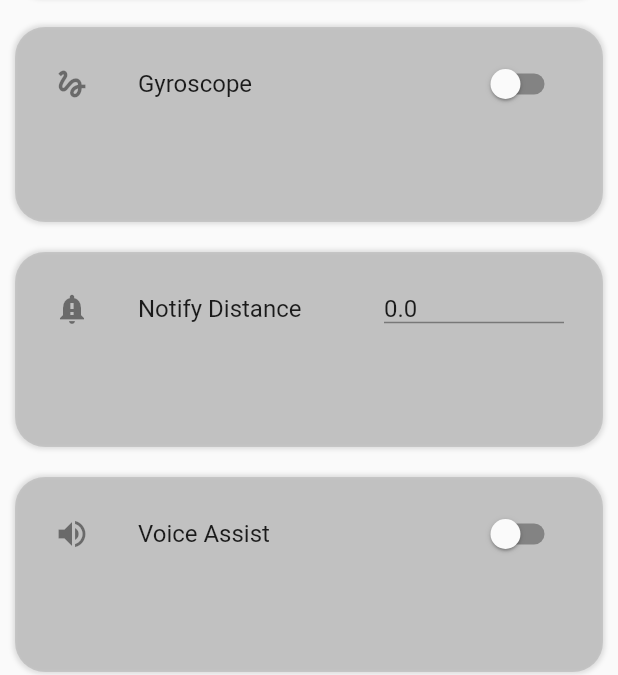
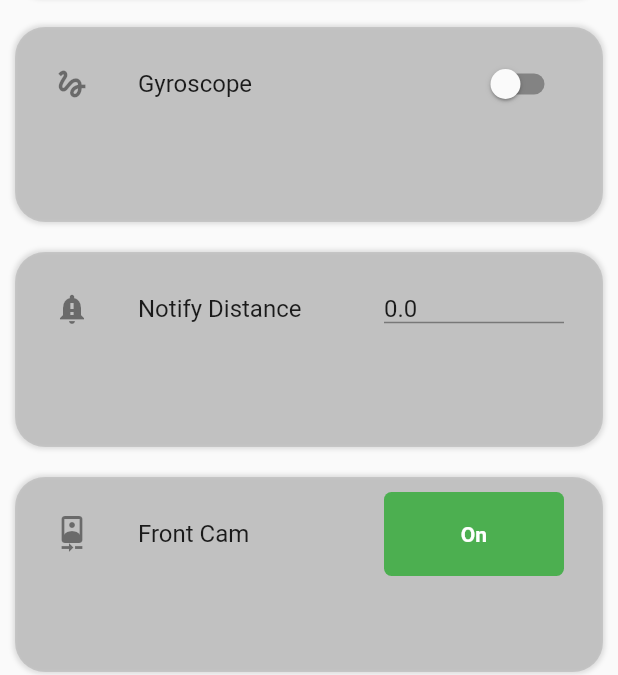
Before and after one commit to eslamKhalaf990/On-The-road, a Flutter app: the SettingsView screen opened directly, on a phone screen of 412 x 824 dp, the part 561-1236 px from its top. Run offline on Flutter 3.47's test engine with Material 2 defaults, Android fonts, the phone set to English and light mode, and no system bars; our stand-ins replace audioplayers, camera, firebase_core, firebase_messaging, flutter_secure_storage, flutter_spinkit and 8 more; missing offline and left inert: dart:ffi, flutter_polyline_points, flutter_pytorch, statistics; accounts and stored records are empty.

Commit message:
front cam

```diff
--- a/lib/ai_models/detection_model/ui/front_camera_view.dart
+++ b/lib/ai_models/detection_model/ui/front_camera_view.dart
@@ -6,6 +6,8 @@ import 'package:flutter_pytorch/flutter_pytorch.dart';
 import 'package:on_the_road/ai_models/detection_model/detection_services.dart';
 import 'package:on_the_road/view/home_view/widgets/warning.dart';
 import 'camera_view_singleton.dart';
+
+int camIndex = 1;
 
 class FrontCameraView extends StatefulWidget {
   final Function(List<ResultObjectDetection?> recognitions) resultsCallback;
@@ -20,7 +22,7 @@ class FrontCameraView extends StatefulWidget {
 class _FrontCameraViewState extends State<FrontCameraView>
     with WidgetsBindingObserver {
   late List<CameraDescription> cameras;
-  int camIndex = 1;
+
   CameraController? cameraController;
 
   late bool predicting;
@@ -113,16 +115,6 @@ class _FrontCameraViewState extends State<FrontCameraView>
               child: CameraPreview(cameraController!)),
         ),
         Warning(),
-        FloatingActionButton(
-          onPressed: () {
-            setState(() {
-              if (camIndex == 1)
-                camIndex = 0;
-              else
-                camIndex = 1;
-            });
-          },
-        )
       ],
     ));
   }
--- a/lib/view/settings/settings.dart
+++ b/lib/view/settings/settings.dart
@@ -4,6 +4,7 @@ import 'package:google_maps_flutter/google_maps_flutter.dart';
 import 'package:on_the_road/model/secure_storage.dart';
 import 'package:on_the_road/model/settings.dart';
 import 'package:provider/provider.dart';
+import '../../ai_models/detection_model/ui/front_camera_view.dart';
 import '../../constants/design_constants.dart';
 import '../../ai_models/tree_accelaration/gyroscope.dart';
 
@@ -235,6 +236,42 @@ class _SettingsViewState extends State<SettingsView> {
                       ),
                     ),
                   ),
+                  Container(
+                    height: 130,
+                    padding: const EdgeInsets.all(10),
+                    margin: const EdgeInsets.all(10),
+                    decoration: DesignConstants.roundedBorder,
+                    child: ListTile(
+                      leading: const Icon(Icons.camera_front),
+                      title: const Text('Front Cam'),
+                      trailing: SizedBox(
+                        width: 120,
+                        child: InkWell(
+                          onTap: () {
+                            setState(() {
+                              camIndex = camIndex == 0 ? 1 : 0;
+                            });
+                          },
+                          child: Container(
+                            alignment: Alignment.center,
+                            padding: const EdgeInsets.all(8),
+                            decoration: BoxDecoration(
+                              borderRadius: BorderRadius.circular(5),
+                              color: camIndex == 0 ? Colors.grey : Colors.green,
+                            ),
+                            child: Text(
+                              camIndex == 0 ? 'Off' : 'On',
+                              style: TextStyle(
+                                color: Colors.white,
+                                fontWeight: FontWeight.bold,
+                              ),
+                            ),
+                          ),
+                        ),
+                      ),
+                    ),
+                  )
+
                   // Container(
                   //   height: 130,
                   //   padding: const EdgeInsets.all(10),
@@ -286,7 +323,8 @@ class _SettingsViewState extends State<SettingsView> {
                   //       },
                   //     ),
                   //   ),
-                  // ),
+                  // )
+                  ,
                   Container(
                     height: 130,
                     padding: const EdgeInsets.all(10),
```
